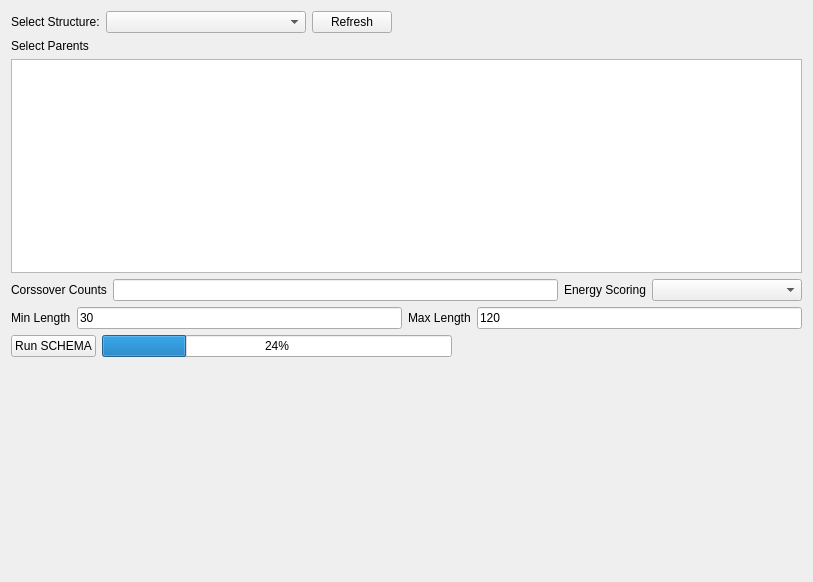
The window that cbr/schema/visual/SchemaRunnerWidget.ui (TUM-CBR/pymol-plugins) describes before a commit, drawn with Qt 5.
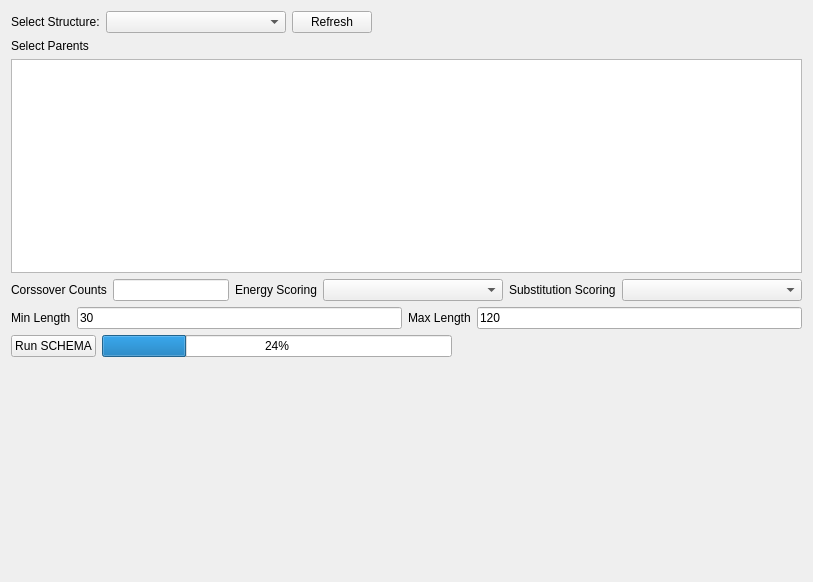
The same window after the commit.

```diff
--- a/cbr/schema/visual/SchemaRunnerWidget.ui
+++ b/cbr/schema/visual/SchemaRunnerWidget.ui
@@ -13,6 +13,12 @@
   <property name="windowTitle">
    <string>Form</string>
   </property>
+  <property name="styleSheet">
+   <string notr="true">.QComboBox{
+
+	min-width: 150px;
+}</string>
+  </property>
   <layout class="QVBoxLayout" name="verticalLayout">
    <item>
     <layout class="QHBoxLayout" name="horizontalLayout">
@@ -27,7 +33,7 @@
       <widget class="QComboBox" name="structuresCombo">
        <property name="minimumSize">
         <size>
-         <width>200</width>
+         <width>152</width>
          <height>0</height>
         </size>
        </property>
@@ -88,12 +94,22 @@
       <widget class="QComboBox" name="energyScoringCombo">
        <property name="minimumSize">
         <size>
-         <width>150</width>
+         <width>152</width>
          <height>0</height>
         </size>
        </property>
       </widget>
      </item>
+     <item>
+      <widget class="QLabel" name="label_7">
+       <property name="text">
+        <string>Substitution Scoring</string>
+       </property>
+      </widget>
+     </item>
+     <item>
+      <widget class="QComboBox" name="substitutionScoringCombo"/>
+     </item>
     </layout>
    </item>
    <item>
```
